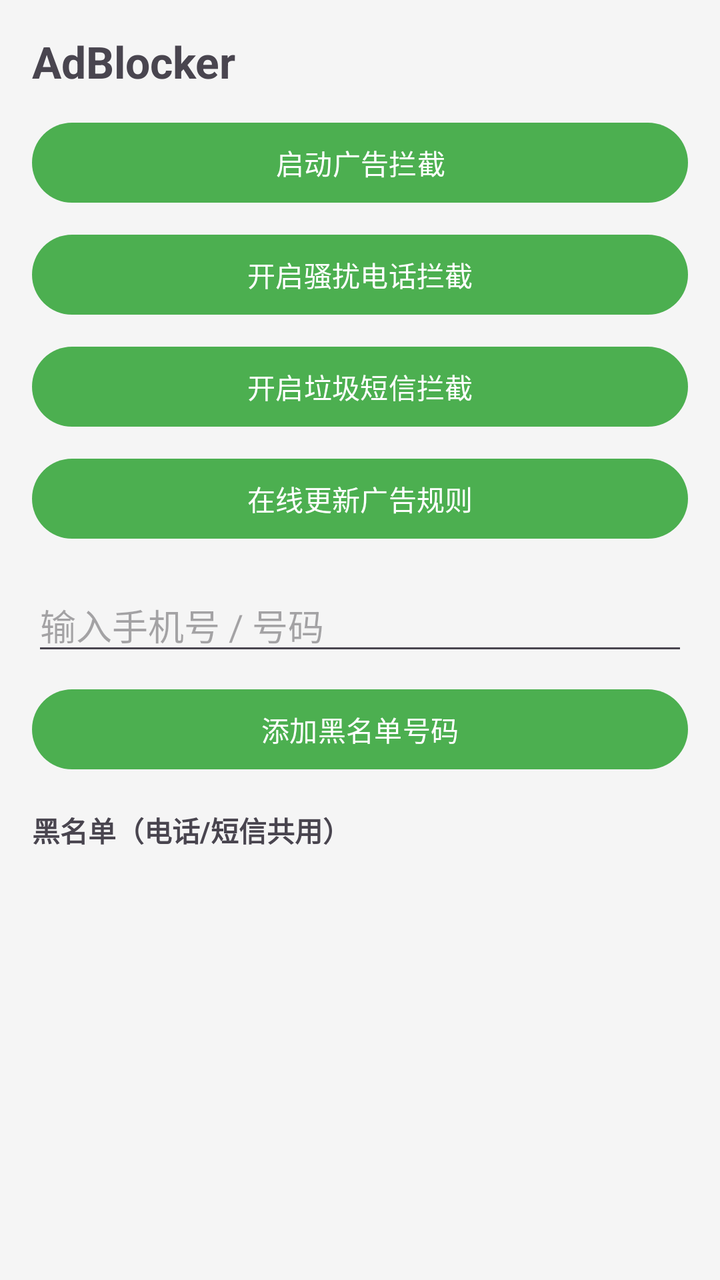
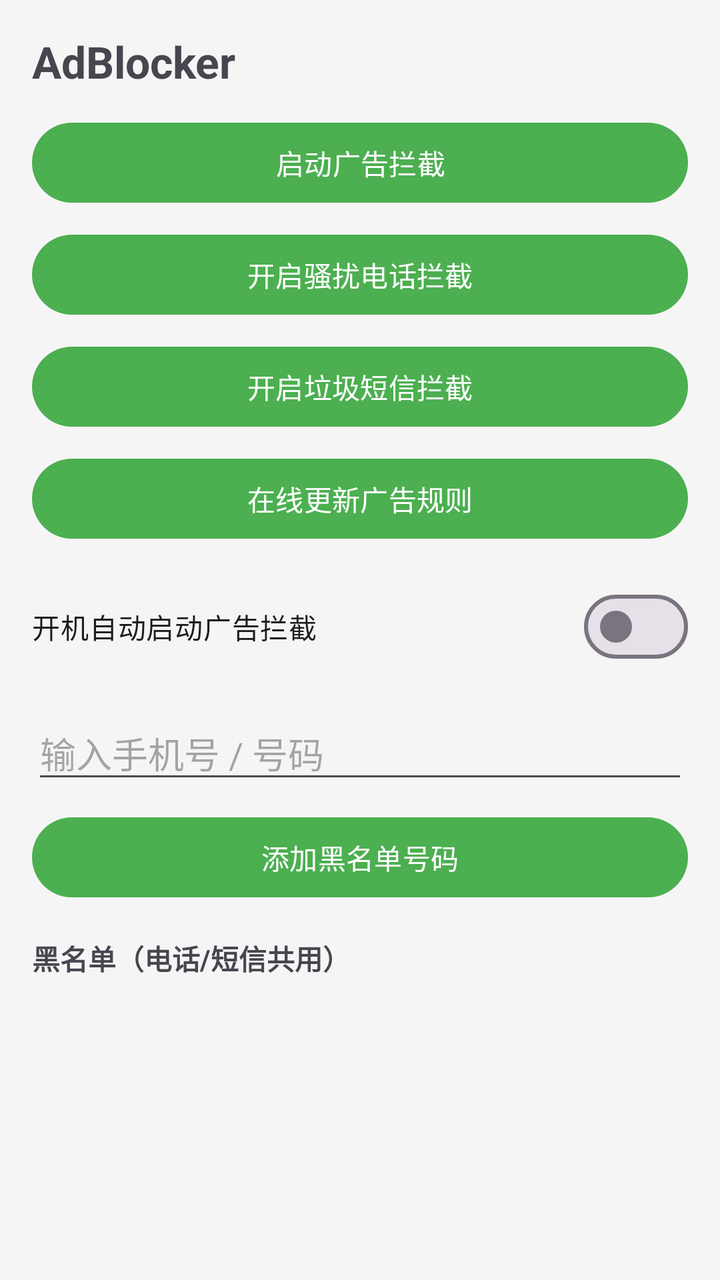

An Android layout rendered at two revisions. The XML below is the earlier revision; the diff shows what the commit changed to produce the second picture.
<!-- AndroidManifest.xml: activity theme AppTheme -->
<!-- res/layout/activity_main.xml -->
<?xml version="1.0" encoding="utf-8"?>
<ScrollView xmlns:android="http://schemas.android.com/apk/res/android"
    android:layout_width="match_parent"
    android:layout_height="match_parent">

    <LinearLayout
        android:layout_width="match_parent"
        android:layout_height="wrap_content"
        android:orientation="vertical"
        android:padding="16dp">

        <TextView
            android:layout_width="match_parent"
            android:layout_height="wrap_content"
            android:layout_marginBottom="12dp"
            android:text="@string/app_name"
            android:textSize="22sp"
            android:textStyle="bold" />

        <com.google.android.material.button.MaterialButton
            android:id="@+id/btnVpn"
            android:layout_width="match_parent"
            android:layout_height="wrap_content"
            android:layout_marginBottom="8dp"
            android:text="@string/start_vpn" />

        <com.google.android.material.button.MaterialButton
            android:id="@+id/btnCall"
            android:layout_width="match_parent"
            android:layout_height="wrap_content"
            android:layout_marginBottom="8dp"
            android:text="@string/enable_call" />

        <com.google.android.material.button.MaterialButton
            android:id="@+id/btnSms"
            android:layout_width="match_parent"
            android:layout_height="wrap_content"
            android:layout_marginBottom="8dp"
            android:text="@string/enable_sms" />

        <com.google.android.material.button.MaterialButton
            android:id="@+id/btnUpdateRules"
            android:layout_width="match_parent"
            android:layout_height="wrap_content"
            android:layout_marginBottom="16dp"
            android:text="@string/update_rules" />

        <com.google.android.material.textfield.TextInputEditText
            android:id="@+id/etNumber"
            android:layout_width="match_parent"
            android:layout_height="wrap_content"
            android:layout_marginBottom="8dp"
            android:hint="@string/hint_number"
            android:inputType="phone" />

        <com.google.android.material.button.MaterialButton
            android:id="@+id/btnAdd"
            android:layout_width="match_parent"
            android:layout_height="wrap_content"
            android:layout_marginBottom="16dp"
            android:text="@string/add_number" />

        <TextView
            android:layout_width="match_parent"
            android:layout_height="wrap_content"
            android:layout_marginBottom="4dp"
            android:text="黑名单（电话/短信共用）"
            android:textSize="14sp"
            android:textStyle="bold" />

        <androidx.recyclerview.widget.RecyclerView
            android:id="@+id/rvNumbers"
            android:layout_width="match_parent"
            android:layout_height="wrap_content"
            android:nestedScrollingEnabled="false" />

    </LinearLayout>
</ScrollView>
<!-- resources referenced by this layout -->
<resources>
  <string name="add_number">添加黑名单号码</string>
  <string name="app_name">AdBlocker</string>
  <string name="enable_call">开启骚扰电话拦截</string>
  <string name="enable_sms">开启垃圾短信拦截</string>
  <string name="hint_number">输入手机号 / 号码</string>
  <string name="start_vpn">启动广告拦截</string>
  <string name="update_rules">在线更新广告规则</string>
  <style name="AppTheme" parent="Theme.Material3.DayNight.NoActionBar">
          <item name="colorPrimary">@color/primary</item>
          <item name="android:statusBarColor">@color/primary</item>
          <item name="android:windowBackground">@color/background</item>
      </style>
  <color name="primary">#4CAF50</color>
  <color name="background">#F5F5F5</color>
</resources>

<!-- the commit's change to res/layout/activity_main.xml (unified diff, before → after) -->
@@ -45,6 +45,13 @@
             android:layout_marginBottom="16dp"
             android:text="@string/update_rules" />
 
+        <com.google.android.material.materialswitch.MaterialSwitch
+            android:id="@+id/switchAutoStart"
+            android:layout_width="match_parent"
+            android:layout_height="wrap_content"
+            android:layout_marginBottom="16dp"
+            android:text="@string/auto_start_vpn" />
+
         <com.google.android.material.textfield.TextInputEditText
             android:id="@+id/etNumber"
             android:layout_width="match_parent"
<!-- resource entries referenced after the edit -->
@@ -2,6 +2,7 @@
 <resources>
   <string name="add_number">添加黑名单号码</string>
   <string name="app_name">AdBlocker</string>
+  <string name="auto_start_vpn">开机自动启动广告拦截</string>
   <string name="enable_call">开启骚扰电话拦截</string>
   <string name="enable_sms">开启垃圾短信拦截</string>
   <string name="hint_number">输入手机号 / 号码</string>
